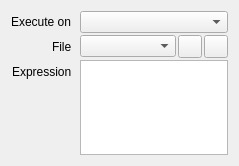
Old version of the form src/session/ScriptProperties.ui in the repository houmain/gpupad.
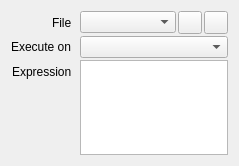
New version of the form. Icons and pictures are not drawn. Custom widgets are drawn as their Qt base class.

The edit to the form file:
```diff
--- a/src/session/ScriptProperties.ui
+++ b/src/session/ScriptProperties.ui
@@ -34,14 +34,14 @@
      <property name="bottomMargin">
       <number>0</number>
      </property>
-     <item row="1" column="0">
+     <item row="0" column="0">
       <widget class="QLabel" name="labelFile">
        <property name="text">
         <string>File</string>
        </property>
       </widget>
      </item>
-     <item row="1" column="1">
+     <item row="0" column="1">
       <widget class="QWidget" name="widgetFile" native="true">
        <layout class="QHBoxLayout" name="horizontalLayout_6">
         <property name="spacing">
@@ -99,14 +99,14 @@
        </layout>
       </widget>
      </item>
-     <item row="0" column="0">
+     <item row="1" column="0">
       <widget class="QLabel" name="labelExecuteOn">
        <property name="text">
         <string>Execute on</string>
        </property>
       </widget>
      </item>
-     <item row="0" column="1">
+     <item row="1" column="1">
       <widget class="DataComboBox" name="executeOn"/>
      </item>
      <item row="2" column="0">
```
